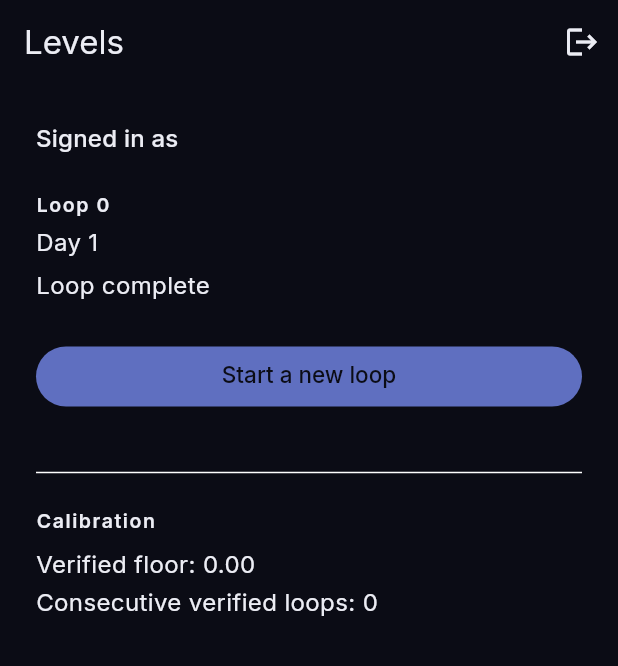
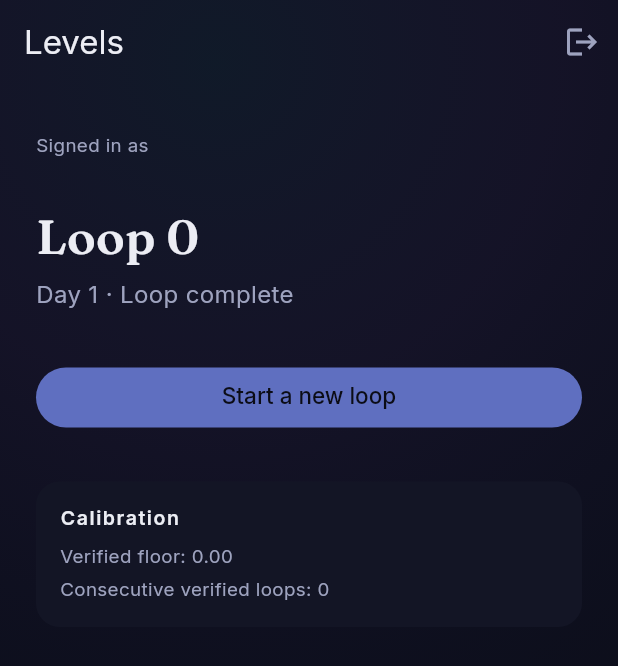
Before and after one commit to dynastyfinest23-alt/levels-native, a Flutter app: the screen it shows once a user with an empty profile is signed in, on a phone screen of 412 x 824 dp. Shown: the top 666 px of the screen. Run offline on Flutter 3.47's test engine with Material 3 defaults, Android fonts, the light colour scheme and no system bars; our stand-ins replace go_router, supabase_flutter; accounts and stored records are empty; statements that could not run were skipped.

Commit message:
Restyle home hub with design tokens and AuroraBackdrop per MASTER.md

```diff
--- a/lib/features/home/home_screen.dart
+++ b/lib/features/home/home_screen.dart
@@ -2,11 +2,18 @@ import 'package:flutter/material.dart';
 import 'package:go_router/go_router.dart';
 import 'package:supabase_flutter/supabase_flutter.dart';
 
+import '../../core/design_tokens.dart';
+import '../../core/widgets/aurora_backdrop.dart';
+import '../../core/widgets/breathing_dot.dart';
 import '../journey/journey_repository.dart';
 import '../journey/loop_state.dart';
 
 /// The journey hub: shows where the user is in their current loop and
 /// routes to exactly one next action. No active loop -> "Begin assessment".
+///
+/// Visual treatment: design-system/MASTER.md §6. This screen has no zone
+/// context (no score is shown here), so it uses `neutralAccent` with no
+/// glow (MASTER.md §2) rather than `ZoneStyle`.
 class HomeScreen extends StatefulWidget {
   const HomeScreen({super.key});
 
@@ -66,22 +73,27 @@ class _HomeScreenState extends State<HomeScreen> {
   Widget build(BuildContext context) {
     final email = Supabase.instance.client.auth.currentUser?.email;
     return Scaffold(
+      extendBodyBehindAppBar: true,
       appBar: AppBar(
+        backgroundColor: Colors.transparent,
+        elevation: 0,
         title: const Text('Levels'),
         actions: [
           IconButton(
             tooltip: 'Sign out',
-            icon: const Icon(Icons.logout),
+            icon: const Icon(Icons.logout, color: LevelsColors.textSecondary),
             onPressed: () => _signOut(context),
           ),
         ],
       ),
-      body: SafeArea(
+      body: AuroraBackdrop(
+        child: SafeArea(
           child: _loading
-            ? const Center(child: CircularProgressIndicator())
+              ? const Center(child: BreathingDot())
               : _error != null
                   ? _HubErrorView(error: _error!, onRetry: _load)
                   : _HubBody(email: email, data: _data),
+        ),
       ),
     );
   }
@@ -95,20 +107,40 @@ class _HubErrorView extends StatelessWidget {
 
   @override
   Widget build(BuildContext context) {
-    final theme = Theme.of(context);
     return Center(
       child: Padding(
-        padding: const EdgeInsets.all(24),
+        padding: const EdgeInsets.all(LevelsSpace.space24),
         child: Column(
           mainAxisSize: MainAxisSize.min,
           children: [
-            Icon(Icons.error_outline, size: 48, color: theme.colorScheme.error),
-            const SizedBox(height: 16),
-            Text('Could not load your journey.', style: theme.textTheme.titleMedium),
-            const SizedBox(height: 8),
-            Text(error, style: theme.textTheme.bodySmall, textAlign: TextAlign.center),
-            const SizedBox(height: 24),
-            FilledButton(onPressed: onRetry, child: const Text('Retry')),
+            const Icon(
+              Icons.error_outline,
+              size: 32,
+              color: LevelsColors.textSecondary,
+            ),
+            const SizedBox(height: LevelsSpace.space16),
+            Text(
+              'Could not load your journey.',
+              style: LevelsType.body.copyWith(color: LevelsColors.textSecondary),
+              textAlign: TextAlign.center,
+            ),
+            const SizedBox(height: LevelsSpace.space8),
+            Text(
+              error,
+              style: LevelsType.caption,
+              textAlign: TextAlign.center,
+            ),
+            const SizedBox(height: LevelsSpace.space24),
+            OutlinedButton(
+              onPressed: onRetry,
+              style: OutlinedButton.styleFrom(
+                foregroundColor: LevelsColors.textPrimary,
+                side: const BorderSide(color: LevelsColors.glassStroke),
+                shape: const StadiumBorder(),
+                textStyle: LevelsType.button,
+              ),
+              child: const Text('Retry'),
+            ),
           ],
         ),
       ),
@@ -153,47 +185,83 @@ class _HubBody extends StatelessWidget {
 
   @override
   Widget build(BuildContext context) {
-    final theme = Theme.of(context);
     final data = this.data;
     final phase = data?.loopState.currentPhase ?? JourneyPhase.assessment;
     final cta = _ctaFor(phase, data?.loopId);
 
-    return ListView(
-      padding: const EdgeInsets.all(24),
+    return Center(
+      child: ConstrainedBox(
+        constraints: const BoxConstraints(maxWidth: LevelsSpace.contentMaxWidth),
+        child: ListView(
+          padding: const EdgeInsets.symmetric(
+            horizontal: LevelsSpace.screenGutter,
+            vertical: LevelsSpace.space32,
+          ),
           children: [
             Text(
               'Signed in as ${email ?? 'unknown'}',
-          style: theme.textTheme.titleMedium,
+              style: LevelsType.caption,
             ),
-        const SizedBox(height: 24),
+            const SizedBox(height: LevelsSpace.space32),
             if (data != null) ...[
-          Text('Loop ${data.loopNumber}', style: theme.textTheme.labelLarge),
-          const SizedBox(height: 4),
-          Text('Day ${data.loopState.loopDay}', style: theme.textTheme.bodyMedium),
-          const SizedBox(height: 4),
-          Text(_phaseLabel(phase), style: theme.textTheme.bodyMedium),
-          const SizedBox(height: 24),
+              Text('Loop ${data.loopNumber}', style: LevelsType.displayTitle),
+              const SizedBox(height: LevelsSpace.space8),
+              Text(
+                'Day ${data.loopState.loopDay} · ${_phaseLabel(phase)}',
+                style: LevelsType.body.copyWith(color: LevelsColors.textSecondary),
+              ),
+              const SizedBox(height: LevelsSpace.space32),
             ],
-        FilledButton(
+            SizedBox(
+              width: double.infinity,
+              child: FilledButton(
                 onPressed: () => context.go(cta.route),
                 child: Text(cta.label),
               ),
+            ),
             if (data?.calibration case final calibration?) ...[
-          const SizedBox(height: 32),
-          const Divider(),
-          const SizedBox(height: 16),
-          Text('Calibration', style: theme.textTheme.labelLarge),
-          const SizedBox(height: 8),
-          Text(
-            'Verified floor: ${calibration.verifiedFloor.toStringAsFixed(2)}',
-            style: theme.textTheme.bodyMedium,
-          ),
-          Text(
-            'Consecutive verified loops: ${calibration.consecutiveVerifiedLoops}',
-            style: theme.textTheme.bodyMedium,
-          ),
+              const SizedBox(height: LevelsSpace.space32),
+              _CalibrationStrip(calibration: calibration),
             ],
           ],
+        ),
+      ),
     );
   }
 }
+
+/// design-system/MASTER.md §6 calibration strip: `caption` type on
+/// `surface`, no glass, no glow — an instrument readout, deliberately quiet.
+class _CalibrationStrip extends StatelessWidget {
+  const _CalibrationStrip({required this.calibration});
+
+  final UserCalibration calibration;
+
+  @override
+  Widget build(BuildContext context) {
+    return Container(
+      width: double.infinity,
+      padding: const EdgeInsets.all(LevelsSpace.space16),
+      decoration: BoxDecoration(
+        color: LevelsColors.surface,
+        borderRadius: BorderRadius.circular(LevelsSpace.radiusPanel),
+      ),
+      child: Column(
+        crossAxisAlignment: CrossAxisAlignment.start,
+        children: [
+          Text('Calibration', style: LevelsType.panelTitle),
+          const SizedBox(height: LevelsSpace.space8),
+          Text(
+            'Verified floor: ${calibration.verifiedFloor.toStringAsFixed(2)}',
+            style: LevelsType.caption,
+          ),
+          const SizedBox(height: LevelsSpace.space4),
+          Text(
+            'Consecutive verified loops: ${calibration.consecutiveVerifiedLoops}',
+            style: LevelsType.caption,
+          ),
+        ],
+      ),
+    );
+  }
+}
```
Lines whose indentation alone changed are shown as unchanged.
